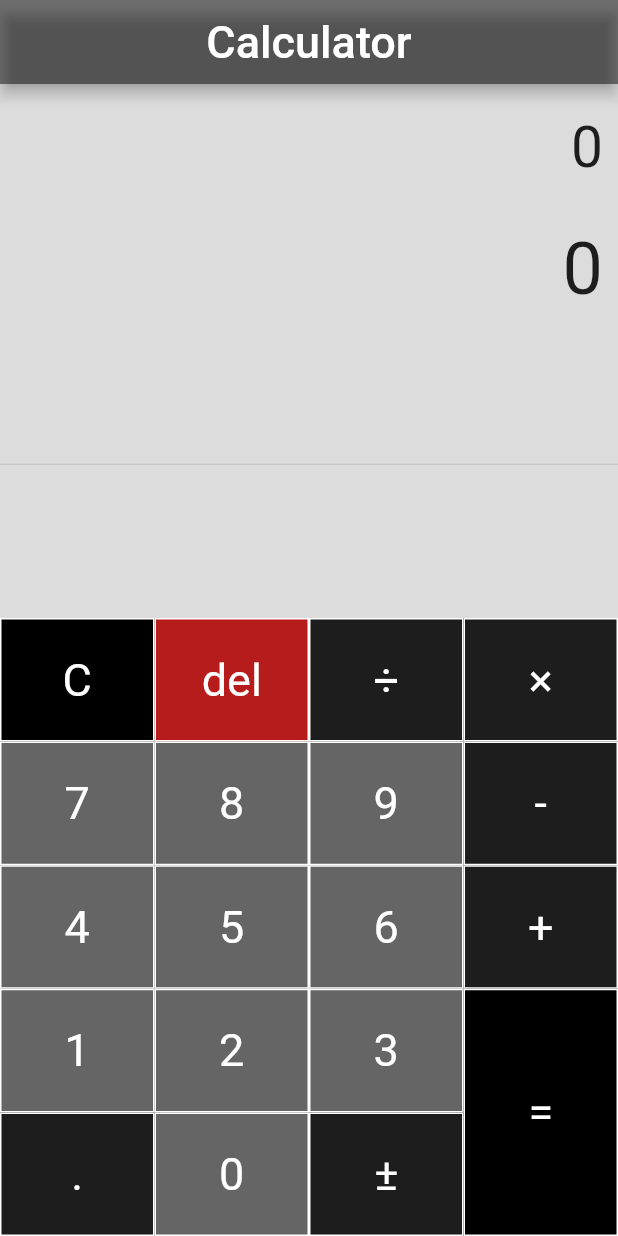
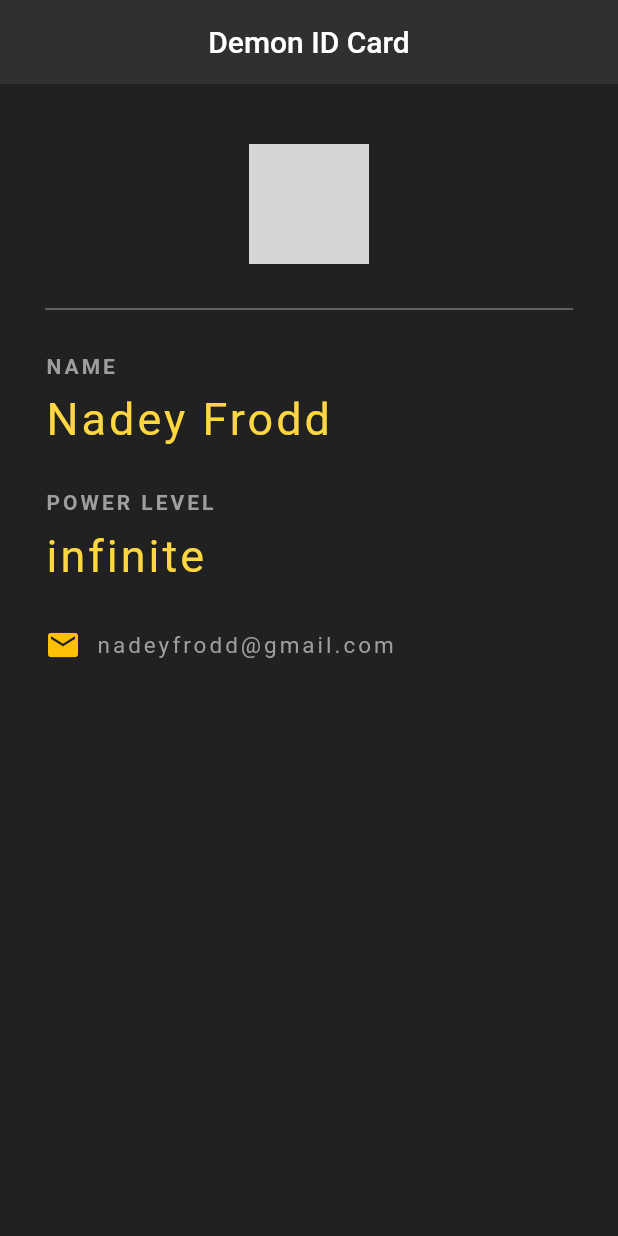
Before and after one commit to BNBrand/Flutter-basic-projects, a Flutter app: the screen it shows after launch, on a phone screen of 412 x 824 dp. Run offline on Flutter 3.47's test engine with Material 2 defaults, Android fonts, the light colour scheme and no system bars; grey boxes are pictures that could not be loaded.

Commit message:
Add files via upload

```diff
--- a/lib/main.dart
+++ b/lib/main.dart
@@ -1,198 +1,90 @@
 import 'package:flutter/material.dart';
-import 'package:math_expressions/math_expressions.dart';
 
-void main() => runApp(MaterialApp(
-  home: Home(),
+void main() =>   runApp(MaterialApp(
+  home: NinjaCard(),
 ));
 
-class Home extends StatefulWidget {
-  _HomeState createState() => _HomeState();
-}
-  @override
+class NinjaCard extends StatelessWidget {
+  const NinjaCard({Key? key}) : super(key: key);
 
-  class _HomeState extends State<Home> {
-
-  String equation = '0';
-  String result = '0';
-  String expression ='';
-  double equationFontSize = 38.0;
-  double resultFontSize = 48.0;
-
-  buttonPressed(String buttonText){
-    setState(() {
-      if(buttonText == 'C'){
-        equation = '0';
-        result = '0';
-        equationFontSize = 38.0;
-        resultFontSize = 48.0;
-      }
-      else if(buttonText == 'del') {
-        equation = equation.substring(0, equation.length - 1);
-        if (equation == '') {
-          equation = '0';
-          equationFontSize = 48.0;
-          resultFontSize = 38.0;
-        }
-      }
-        else if(buttonText == '='){
-        equationFontSize = 38.0;
-        resultFontSize = 48.0;
-
-        expression = equation;
-        expression = expression.replaceAll('×', '*');
-        expression = expression.replaceAll('÷', '/');
-        expression = expression.replaceAll('±', '-');
-        try {
-          Parser p = new Parser();
-          Expression exp = p.parse(expression);
-          ContextModel cm = ContextModel();
-          result = '${exp.evaluate(EvaluationType.REAL, cm)}';
-        }
-          catch(e){
-            result = 'Invalid';
-        }
-      }
-        else if(equation == '0'){
-          equation = buttonText;
-      }
-        else if(buttonText == '±'){
-          equation = '-' + equation;
-      }
-        else{
-          equation = equation + buttonText;
-      }
-    });
-  }
-
-    Widget buildButton(String buttonText, double buttonHeight, Color buttonColor) {
-      return Container(
-        height: MediaQuery.of(context).size.height*.1*buttonHeight,
-        color: buttonColor,
-        child: MaterialButton(
-          shape: RoundedRectangleBorder(
-            borderRadius: BorderRadius.circular(0.0),
-            side: BorderSide(
-                color: Colors.white, width: 1, style: BorderStyle.solid),
-
-          ),
-          padding: EdgeInsets.all(16.0),
-          onPressed: () =>buttonPressed(buttonText),
-          child: Text(
-            buttonText,
-            style: TextStyle(
-                fontSize: 30.0,
-                fontWeight: FontWeight.normal,
-                color: Colors.white
-            ),
-          ),
-        ),
-      );
-    }
   @override
   Widget build(BuildContext context) {
     return Scaffold(
+      backgroundColor: Colors.grey[900],
       appBar: AppBar(
-        title: Text(
-            'Calculator',
+        title: Text('Demon ID Card'),
+        centerTitle: true,
+        backgroundColor: Colors.grey[850],
+        elevation: 0.0,
+      ),
+      body: Padding(
+        padding: EdgeInsets.fromLTRB(30.0, 40.0, 30.0, 0.0),
+        child: Column(
+          crossAxisAlignment: CrossAxisAlignment.start,
+          children: [
+            Center(
+              child: CircleAvatar(
+                backgroundImage: AssetImage('assets/Dismantler .png'),
+                radius: 40.0,
+              ),
+            ),
+            Divider(
+              height: 60.0,
+              color: Colors.grey,
+            ),
+            Text(
+              'NAME',
+              style: TextStyle(
+                color: Colors.grey,
+                letterSpacing: 2.0,
+                fontWeight: FontWeight.bold,
+              ),
+            ),
+        SizedBox(height: 10.0,),
+        Text(
+          'Nadey Frodd',
           style: TextStyle(
-            fontSize: 30.0,
+            color: Colors.amberAccent[200],
+            letterSpacing: 2.0,
+            fontSize: 30.0
           ),
         ),
-        centerTitle: true,
-        backgroundColor: Colors.black54,
-
-      ),
-      body: Container(
-        color: Colors.black12,
-        child: Column(
-          children: <Widget> [
-            Container(
-              alignment: Alignment.centerRight,
-              padding: EdgeInsets.fromLTRB(10, 20, 10, 0),
-              child: Text(equation, style: TextStyle(fontSize: equationFontSize,),),
+            SizedBox(height: 30.0,),
+            Text(
+              'POWER LEVEL',
+              style: TextStyle(
+                color: Colors.grey,
+                letterSpacing: 2.0,
+                fontWeight: FontWeight.bold,
+              ),
             ),
-            Container(
-              alignment: Alignment.centerRight,
-              padding: EdgeInsets.fromLTRB(10, 30, 10, 0),
-              child: Text(result, style: TextStyle(fontSize: resultFontSize,),),
+            SizedBox(height: 10.0,),
+            Text(
+              'infinite',
+              style: TextStyle(
+                  color: Colors.amberAccent[200],
+                  letterSpacing: 2.0,
+                  fontSize: 30.0,
+              ),
             ),
-            Expanded(
-                child: Divider()
-            ),
+            SizedBox(height: 30.0,),
             Row(
-              mainAxisAlignment: MainAxisAlignment.center,
-              children: <Widget> [
-                Container(
-                  width: MediaQuery.of(context).size.width*.75,
-                  child: Table(
-                    children: [
-                      TableRow(
-                        children: <Widget> [
-                          buildButton('C', 1, Colors.black),
-                          buildButton('del', 1, Colors.red.shade900),
-                          buildButton('÷', 1, Colors.black87),
-                        ],
-                      ),
-                      TableRow(
-                        children: <Widget> [
-                          buildButton('7', 1, Colors.black54),
-                          buildButton('8', 1, Colors.black54),
-                          buildButton('9', 1, Colors.black54),
-                        ],
-                      ),
-                      TableRow(
-                        children: <Widget> [
-                          buildButton('4', 1, Colors.black54),
-                          buildButton('5', 1, Colors.black54),
-                          buildButton('6', 1, Colors.black54),
-                        ],
-                      ),
-                      TableRow(
-                        children: <Widget> [
-                          buildButton('1', 1, Colors.black54),
-                          buildButton('2', 1, Colors.black54),
-                          buildButton('3', 1, Colors.black54),
-                        ],
-                      ),
-                      TableRow(
-                        children: <Widget> [
-                          buildButton('.', 1, Colors.black87),
-                          buildButton('0', 1, Colors.black54),
-                          buildButton('±', 1, Colors.black87),
-                        ],
-                      ),
-                    ],
-                  ),
+              children: [
+                Icon(
+                  Icons.email,
+                  color: Colors.amber,
                 ),
-                Container(
-                  width: MediaQuery.of(context).size.width * 0.25,
-                  child: Table(
-                    children: [
-                      TableRow(
-                        children: [
-                          buildButton('×', 1, Colors.black87),
-                        ],
-                      ),
-                      TableRow(
-                        children: [
-                          buildButton('-', 1, Colors.black87),
-                        ],
-                      ),
-                      TableRow(
-                        children: [
-                          buildButton('+', 1, Colors.black87),
-                        ],
-                      ),
-                      TableRow(
-                        children: [
-                          buildButton('=', 2, Colors.black),
-                        ],
-                      ),
-                    ],
+                SizedBox(width: 10.0,),
+                Text(
+                  'nadeyfrodd@gmail.com',
+                  style: TextStyle(
+                    color: Colors.grey,
+                    letterSpacing: 2.0,
+                    fontSize: 15.0,
                   ),
                 ),
               ],
-            )
+            ),
           ],
         ),
       ),
```
